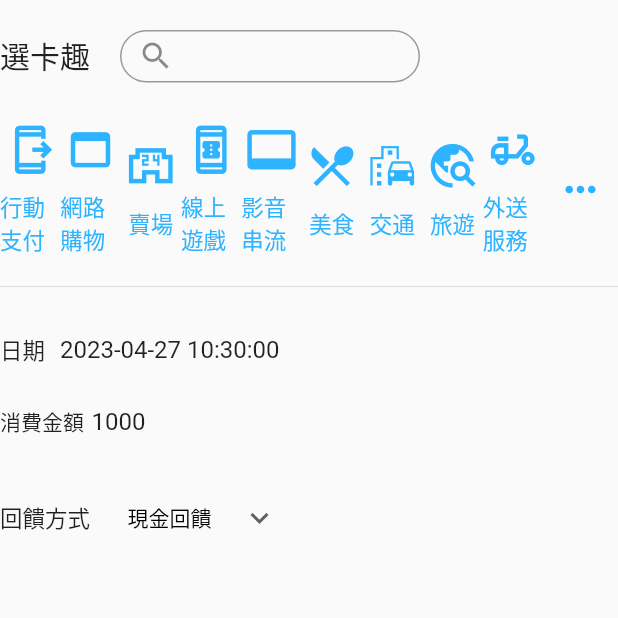
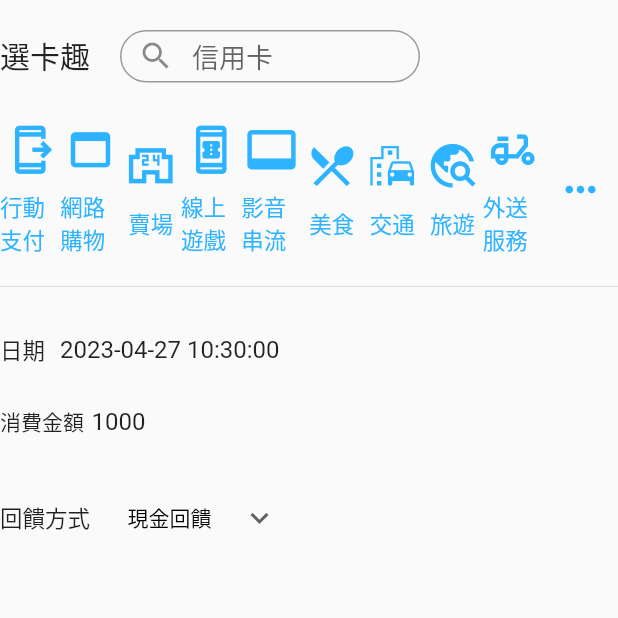
Before and after one commit to chriswow333/pickcard, a Flutter app: the screen it shows after launch, on a phone screen of 412 x 824 dp, the top half of it. Run offline on Flutter 3.47's test engine with Material 2 defaults, Android fonts, the phone set to English and light mode, and no system bars; drawn by our look-alikes of datetime_picker_formfield; our stand-ins replace dio, flutter_mobx, freezed_annotation, localstorage, logger, mobx and 1 more; missing offline and left inert: dart:html; network calls fail; Roboto replaces fonts that are missing (Netflix).

Commit message:
search bar

```diff
--- a/lib/page/pickcard/pickcard.dart
+++ b/lib/page/pickcard/pickcard.dart
@@ -177,20 +177,20 @@ class _SearchCardBarState extends State<SearchCardBar> {
       width:200,
       child:TextField(
         textAlign: TextAlign.start,
-        textAlignVertical:TextAlignVertical.top,
+        textAlignVertical:TextAlignVertical.bottom,
         onTap:(){
           print(_searchController.text);
         },
         controller:_searchController,
         decoration: InputDecoration(
-          // hintText: 'Searching...',
+          hintText: '信用卡',
           prefixIcon:const Icon(Icons.search),
           border:OutlineInputBorder(
             borderRadius: BorderRadius.circular(20.0),
           )
         ),
         style:const TextStyle(
-          fontSize:20,
+          fontSize:18,
         ),
       ),
     );
```
